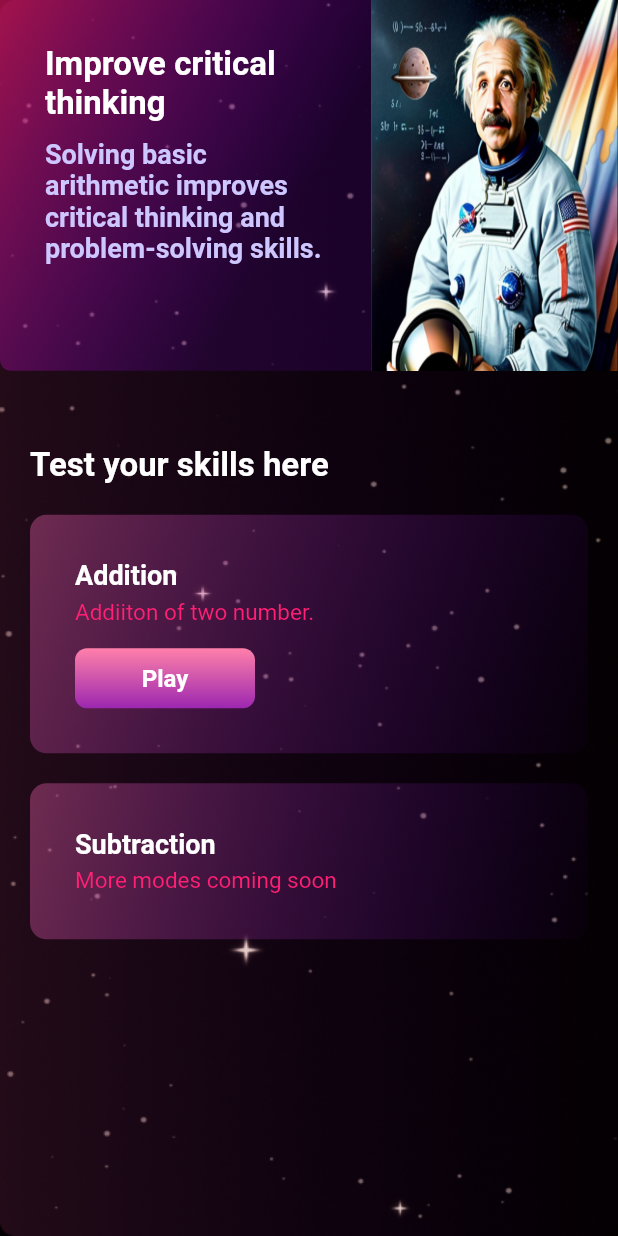
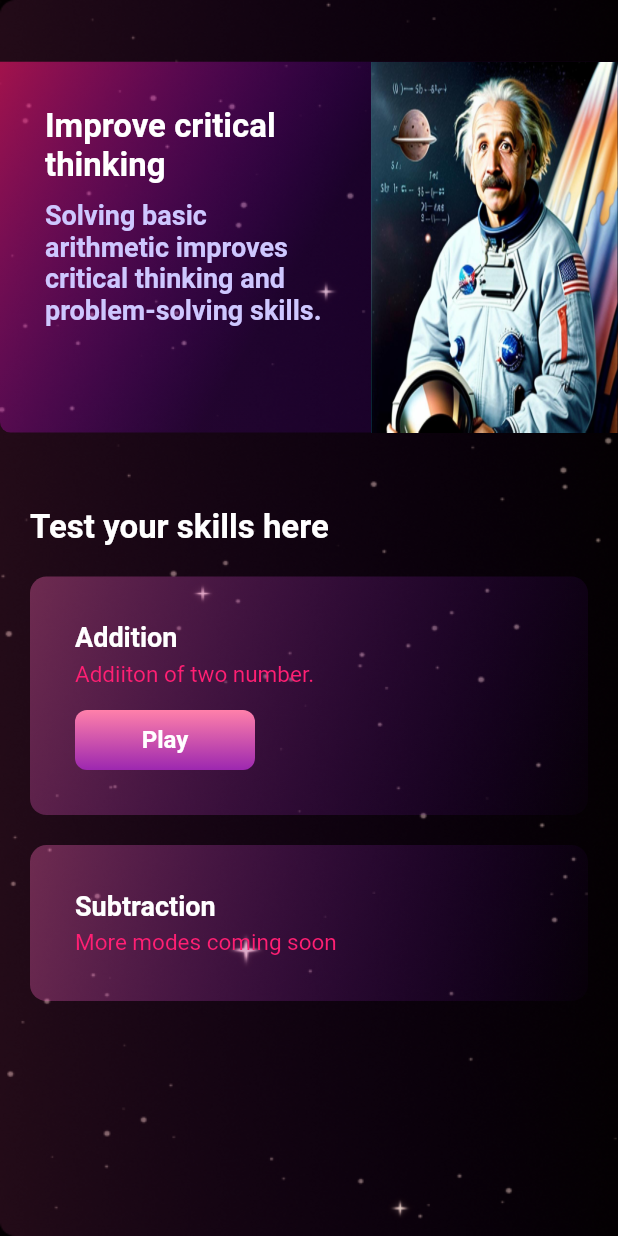
Before and after one commit to Rushi-creates/Math-quiz, a Flutter app: the screen it shows after launch, on a phone screen of 412 x 824 dp. Run offline on Flutter 3.47's test engine with Material 2 defaults, Android fonts, the phone set to English and light mode, and no system bars; our stand-ins replace equatable, flutter_bloc.

Commit message:
reponsive for mobile

```diff
--- a/lib/MODULES/Home/ui/home.dart
+++ b/lib/MODULES/Home/ui/home.dart
@@ -34,8 +34,7 @@ class _HomeState extends State<Home> {
 /* -------------------------------------------------------------------------- */
 
   structure() {
-    return SafeArea(
-      child: Container(
+    return Container(
       height: MediaQuery.of(context).size.height,
       decoration: const BoxDecoration(
         image: DecorationImage(
@@ -46,12 +45,12 @@ class _HomeState extends State<Home> {
       child: Column(
         crossAxisAlignment: CrossAxisAlignment.start,
         children: [
+          SizedBox(height: MediaQuery.of(context).size.height * 0.05),
           einstienCard(),
           testYourSkillsHereText(),
           addTile(),
           gradientTile(),
         ],
-        ),
       ),
     );
   }
```
Lines whose indentation alone changed are shown as unchanged.
